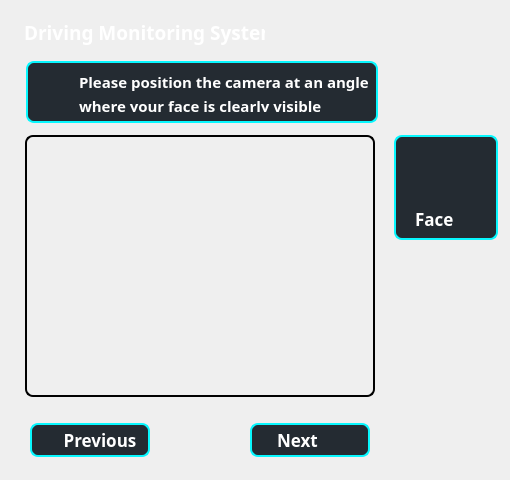
Old version of the form dms_client/ui/camsetpage.ui in the repository veda-team4/dms.
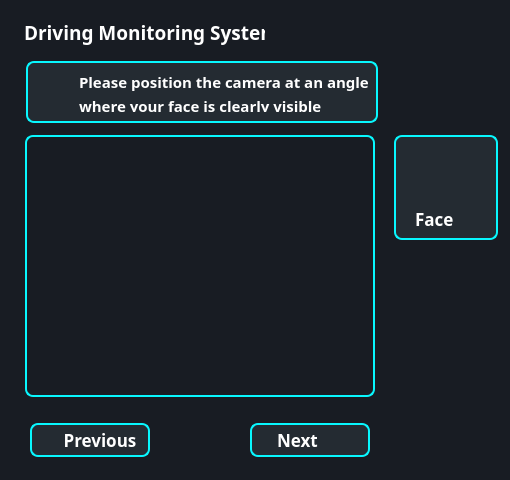
New version of the form. Icons and pictures are not drawn.

```diff
--- a/dms_client/ui/camsetpage.ui
+++ b/dms_client/ui/camsetpage.ui
@@ -31,6 +31,15 @@
   <property name="windowTitle">
    <string>Form</string>
   </property>
+  <property name="autoFillBackground">
+   <bool>false</bool>
+  </property>
+  <property name="styleSheet">
+   <string notr="true">QWidget {
+background-color: #181C23;
+}
+</string>
+  </property>
   <widget class="QLabel" name="infoLabel">
    <property name="geometry">
     <rect>
@@ -108,7 +117,7 @@
     </size>
    </property>
    <property name="styleSheet">
-    <string notr="true">border: 2px solid black;
+    <string notr="true">border: 2px solid #08F7FE;
 border-radius: 8px;
 outline: none;</string>
    </property>
```
